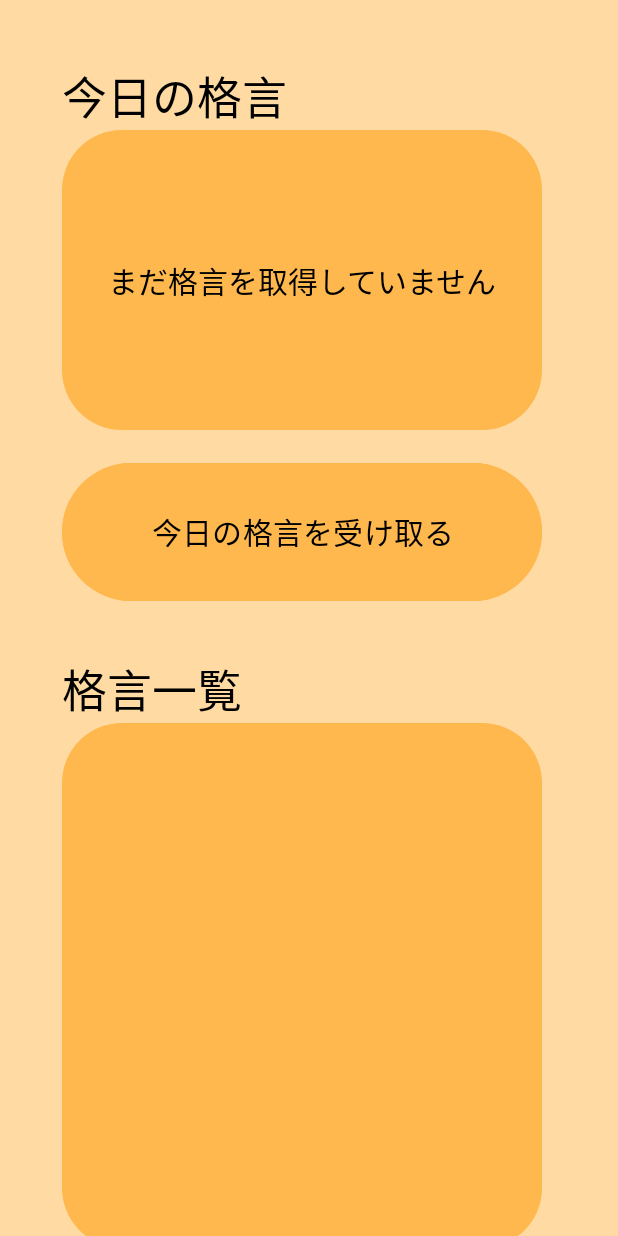
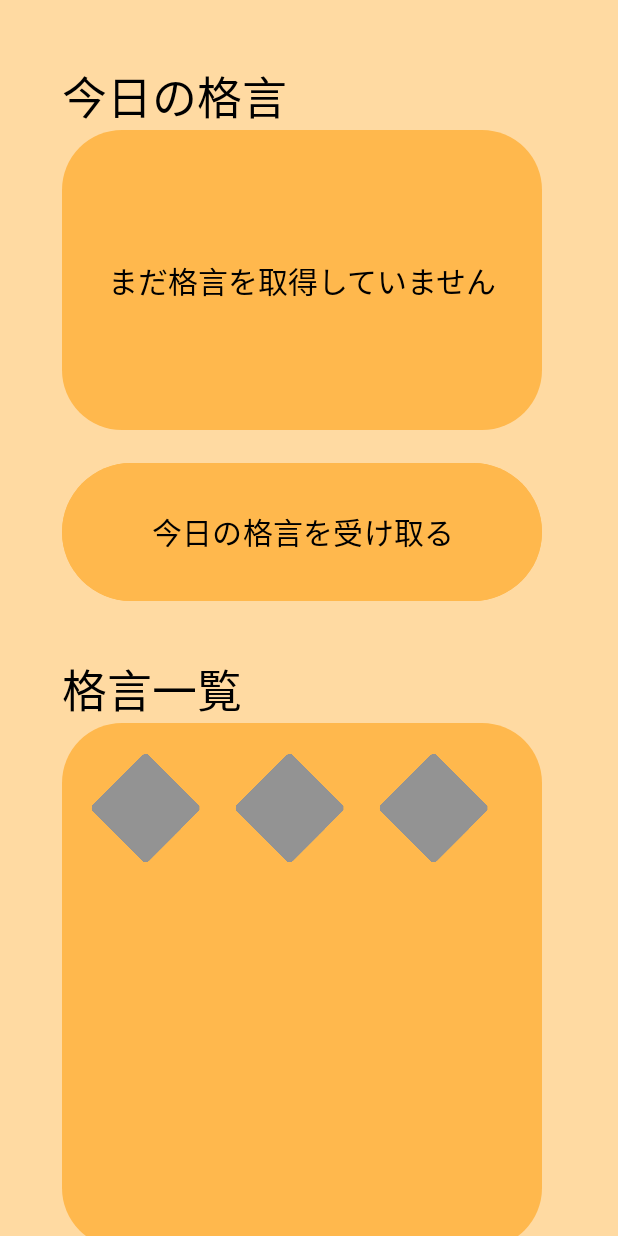
Before and after one commit to Saku0512/Collect-Proverb, an Android app: the screen it shows after launch (MainActivity), on a phone screen of 412 x 824 dp. Run offline under Robolectric (Android 15) with nearby library versions, the phone set to English and light mode, and no system bars.

Commit message:
未開放のバッジを追加

```diff
--- a/app/src/main/res/layout/activity_main.xml
+++ b/app/src/main/res/layout/activity_main.xml
@@ -38,7 +38,6 @@
         android:layout_height="0dp"
         android:orientation="horizontal"
         app:layout_constraintGuide_percent="0.53"/> <!-- ボタンの下 + 5% の位置 -->
-
 
     <TextView
         android:id="@+id/textView"
@@ -106,5 +105,38 @@
         app:layout_constraintTop_toBottomOf="@id/proverb_list"
         app:layout_constraintStart_toStartOf="@id/guideline_left" />
 
+    <!-- 未開放バッジ -->
+    <ImageView
+        android:id="@+id/unopened_badge_1"
+        android:layout_width="80dp"
+        android:layout_height="80dp"
+        android:contentDescription="@string/unopened_badge_description"
+        android:src="@drawable/unopened_badge"
+        app:layout_constraintTop_toTopOf="@id/listBackground"
+        app:layout_constraintStart_toStartOf="@id/listBackground"
+        android:layout_marginStart="16dp"
+        android:layout_marginTop="16dp" />
+
+    <ImageView
+        android:id="@+id/unopened_badge_2"
+        android:layout_width="80dp"
+        android:layout_height="80dp"
+        android:contentDescription="@string/unopened_badge_description"
+        android:src="@drawable/unopened_badge"
+        app:layout_constraintTop_toTopOf="@id/listBackground"
+        app:layout_constraintStart_toEndOf="@id/unopened_badge_1"
+        android:layout_marginStart="16dp"
+        android:layout_marginTop="16dp" />
+
+    <ImageView
+        android:id="@+id/unopened_badge_3"
+        android:layout_width="80dp"
+        android:layout_height="80dp"
+        android:contentDescription="@string/unopened_badge_description"
+        android:src="@drawable/unopened_badge"
+        app:layout_constraintTop_toTopOf="@id/listBackground"
+        app:layout_constraintStart_toEndOf="@id/unopened_badge_2"
+        android:layout_marginStart="16dp"
+        android:layout_marginTop="16dp" />
 
 </androidx.constraintlayout.widget.ConstraintLayout>
--- a/app/src/main/res/values/strings.xml
+++ b/app/src/main/res/values/strings.xml
@@ -6,4 +6,5 @@
     <string name="get_proverb_button">今日の格言を受け取る</string>
     <string name="proverb_list">格言一覧</string>
     <string name="list_description">格言一覧の背景</string>
+    <string name="unopened_badge_description">未開放のバッジ</string>
 </resources>
```
Also changed, not shown: app/src/main/res/drawable/unopened_badge.png (added).
